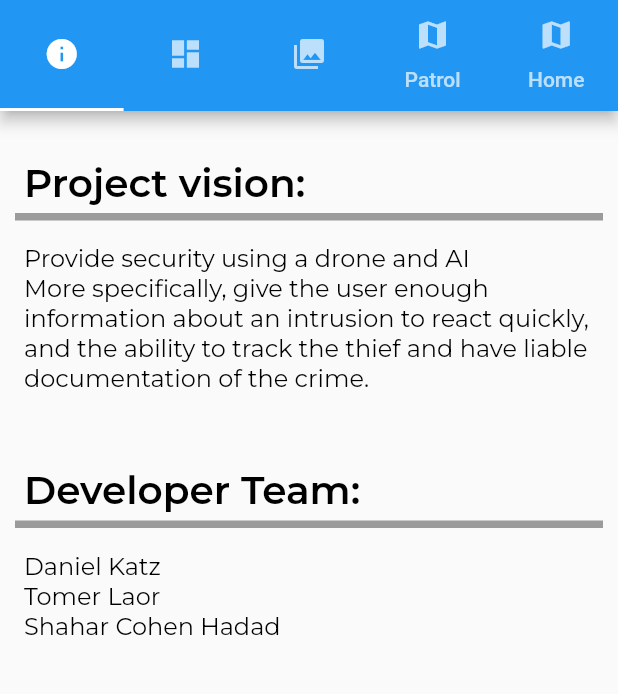
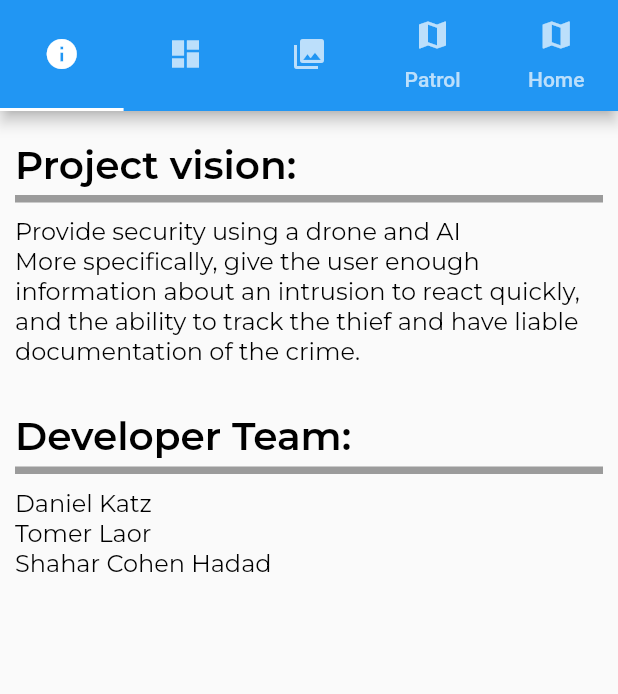
Before and after one commit to TomerMe2/SecurityDrone, a Flutter app: the CentralPage screen opened directly, on a phone screen of 412 x 824 dp, the part 84-778 px from its top. Run offline on Flutter 3.47's test engine with Material 2 defaults, Android fonts, the phone set to English and light mode, and no system bars; our stand-ins replace bloc, equatable, flutter_bloc, google_maps_flutter; missing offline and left inert: loading_animations.

Commit message:
redesign TextSection

```diff
--- a/security_drone_user_app/lib/presentation/text_section.dart
+++ b/security_drone_user_app/lib/presentation/text_section.dart
@@ -4,7 +4,7 @@ import 'package:security_drone_user_app/style.dart';
 class TextSection extends StatelessWidget {
   final String _title;
   final String _body;
-  static const double _PADDING = 16.0;
+  static const double _PADDING = 10.0;
   final double height;
 
   TextSection(this._title, this._body,{this.height = 100.0});
@@ -16,7 +16,7 @@ class TextSection extends StatelessWidget {
       crossAxisAlignment: CrossAxisAlignment.stretch,
       children: [
         Container(
-          padding: const EdgeInsets.fromLTRB(_PADDING, 32.0, _PADDING, 4.0),
+          padding: const EdgeInsets.fromLTRB(_PADDING, 20.0, _PADDING, 4.0),
           child: Text(_title, style: TitleTextStyle),
           constraints: BoxConstraints(
             maxHeight: this.height,
@@ -32,6 +32,7 @@ class TextSection extends StatelessWidget {
             maxHeight: this.height,
           ),
         ),
+
         ],
     );
   }
```
